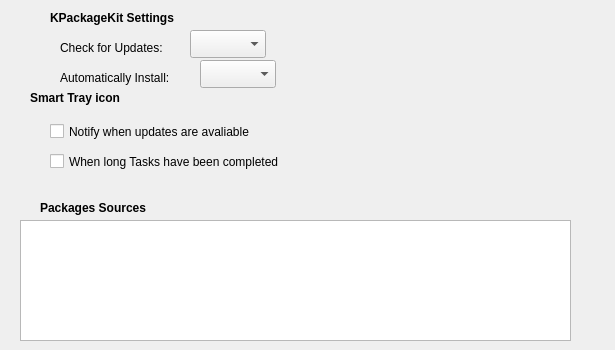
Above: gui/ui/PkSettings.ui from freedesktop-unofficial-mirror/packagekit__PackageKit-Qt before the change. Below: the same form after it.
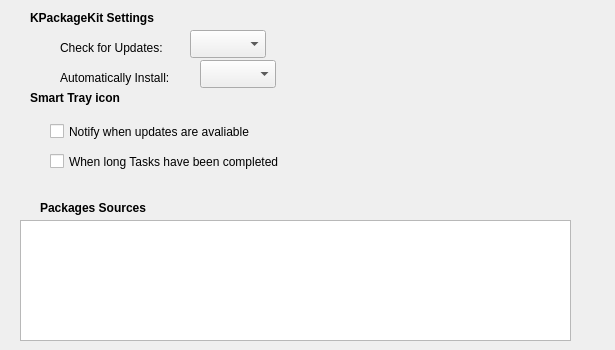
That is the form after the change.

Diff of the .ui file:
```diff
--- a/gui/ui/PkSettings.ui
+++ b/gui/ui/PkSettings.ui
@@ -15,7 +15,7 @@
   <widget class="QLabel" name="label" >
    <property name="geometry" >
     <rect>
-     <x>50</x>
+     <x>30</x>
      <y>10</y>
      <width>141</width>
      <height>16</height>
```
